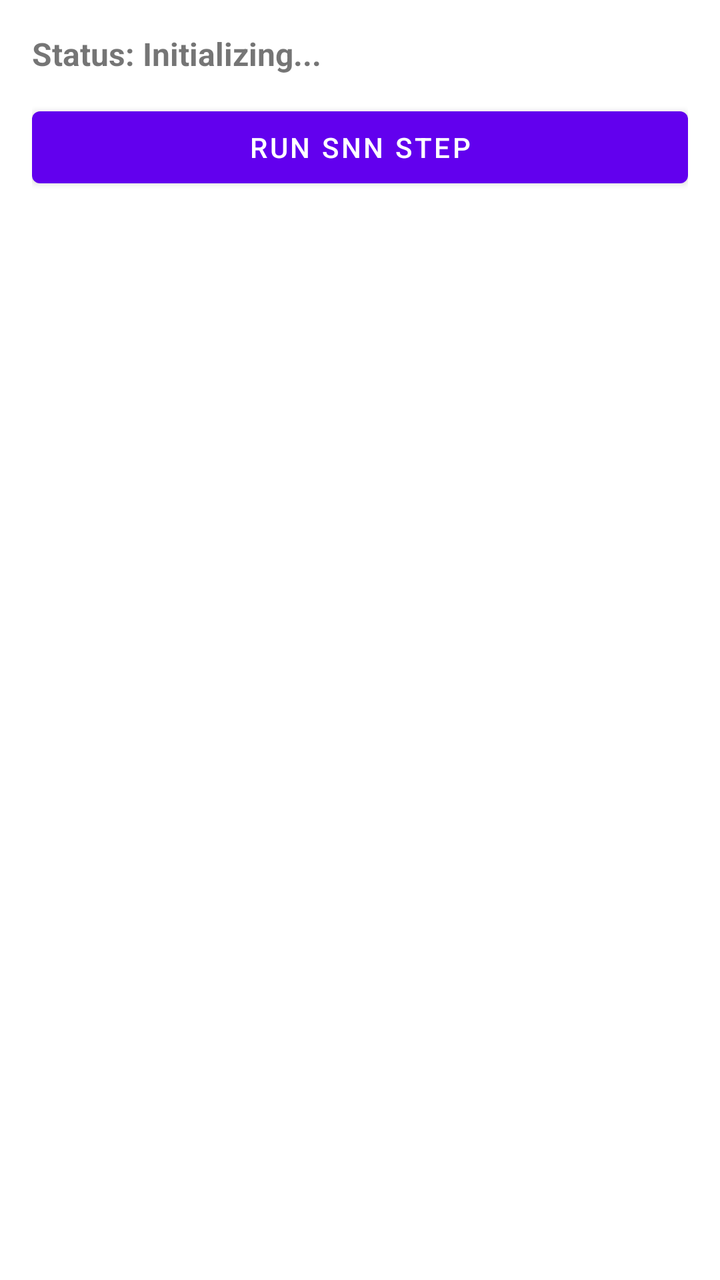
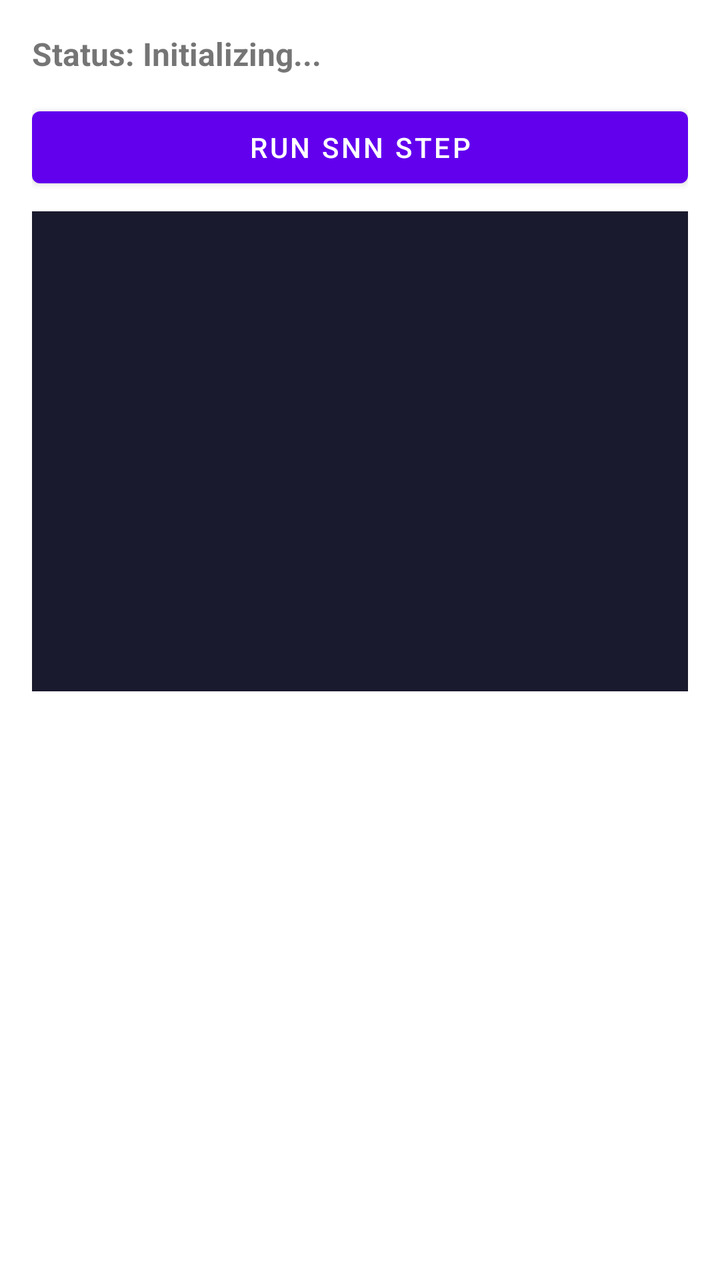

Screens rendered from an Android XML layout before and after an edit, with the pre-edit source and the edit as a unified diff.
<!-- AndroidManifest.xml: fallback theme Theme.MaterialComponents.DayNight.NoActionBar -->
<!-- res/layout/activity_main.xml -->
<?xml version="1.0" encoding="utf-8"?>
<LinearLayout xmlns:android="http://schemas.android.com/apk/res/android"
    android:layout_width="match_parent"
    android:layout_height="match_parent"
    android:orientation="vertical"
    android:padding="16dp">

    <TextView
        android:id="@+id/status_text_view"
        android:layout_width="match_parent"
        android:layout_height="wrap_content"
        android:text="Status: Initializing..."
        android:textSize="16sp"
        android:textStyle="bold" />

    <Button
        android:id="@+id/run_button"
        android:layout_width="match_parent"
        android:layout_height="wrap_content"
        android:layout_marginTop="12dp"
        android:text="Run SNN Step" />

    <ScrollView
        android:id="@+id/telemetry_scroll_view"
        android:layout_width="match_parent"
        android:layout_height="0dp"
        android:layout_weight="1"
        android:layout_marginTop="8dp">

        <TextView
            android:id="@+id/telemetry_text_view"
            android:layout_width="match_parent"
            android:layout_height="wrap_content"
            android:text="" />
    </ScrollView>
</LinearLayout>
<!-- resources referenced by this layout -->
<resources>

</resources>

<!-- the commit's change to res/layout/activity_main.xml (unified diff, before → after) -->
@@ -20,6 +20,14 @@
         android:layout_marginTop="12dp"
         android:text="Run SNN Step" />
 
+    
+    <LinearLayout
+        android:id="@+id/scene_view_container"
+        android:layout_width="match_parent"
+        android:layout_height="240dp"
+        android:layout_marginTop="8dp"
+        android:background="#1a1a2e" />
+
     <ScrollView
         android:id="@+id/telemetry_scroll_view"
         android:layout_width="match_parent"
